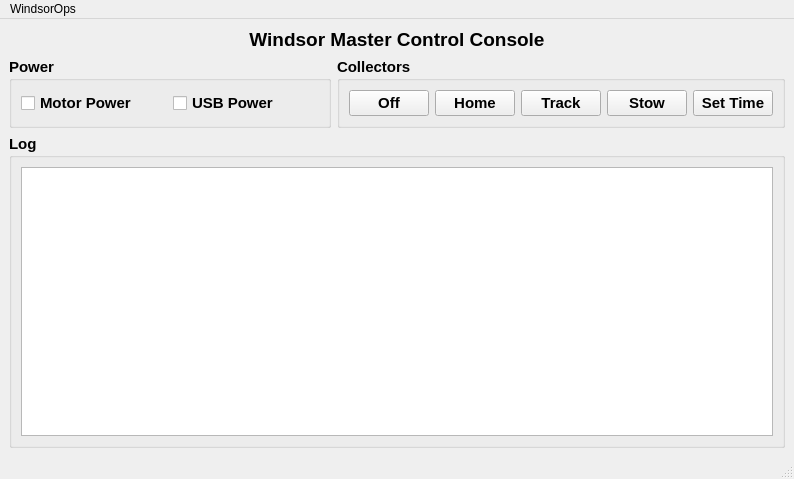
Old version of the form Gen2OpsConsole.ui in the repository behines/Gen3OpsConsole.
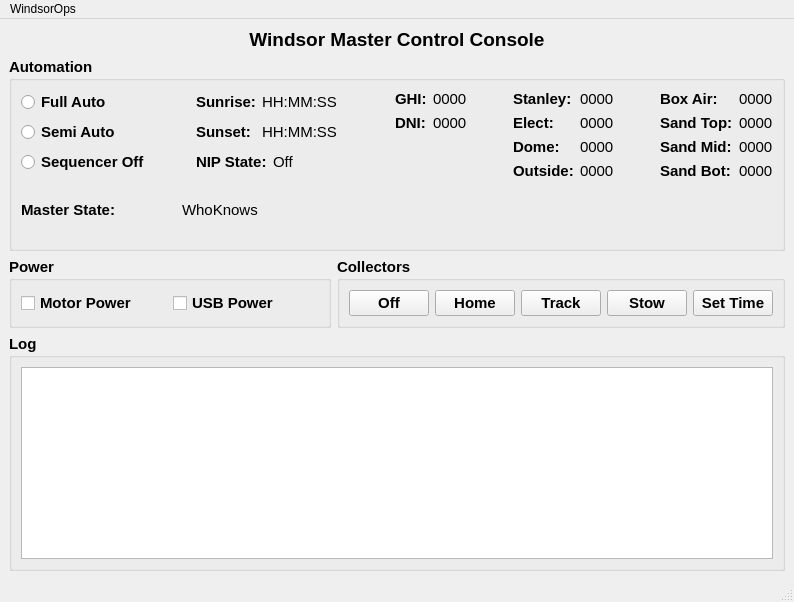
New version of the form.

```diff
--- a/Gen2OpsConsole.ui
+++ b/Gen2OpsConsole.ui
@@ -7,7 +7,7 @@
     <x>0</x>
     <y>0</y>
     <width>794</width>
-    <height>479</height>
+    <height>602</height>
    </rect>
   </property>
   <property name="sizePolicy">
@@ -43,7 +43,37 @@
       </property>
      </widget>
     </item>
-    <item row="1" column="0">
+    <item row="3" column="0">
+     <widget class="QGroupBox" name="groupBox_3">
+      <property name="font">
+       <font>
+        <pointsize>11</pointsize>
+        <bold>true</bold>
+        <hintingpreference>PreferFullHinting</hintingpreference>
+       </font>
+      </property>
+      <property name="title">
+       <string>Log</string>
+      </property>
+      <layout class="QVBoxLayout" name="verticalLayout_10">
+       <item>
+        <widget class="QTextEdit" name="MasterLogTextEdit">
+         <property name="font">
+          <font>
+           <pointsize>10</pointsize>
+           <bold>false</bold>
+           <hintingpreference>PreferFullHinting</hintingpreference>
+          </font>
+         </property>
+         <property name="readOnly">
+          <bool>true</bool>
+         </property>
+        </widget>
+       </item>
+      </layout>
+     </widget>
+    </item>
+    <item row="2" column="0">
      <layout class="QHBoxLayout" name="horizontalLayout_3">
       <item>
        <widget class="QGroupBox" name="groupBox">
@@ -156,8 +186,8 @@
       </item>
      </layout>
     </item>
-    <item row="2" column="0">
-     <widget class="QGroupBox" name="groupBox_3">
+    <item row="1" column="0">
+     <widget class="QGroupBox" name="groupBox_4">
       <property name="font">
        <font>
         <pointsize>11</pointsize>
@@ -166,22 +196,495 @@
        </font>
       </property>
       <property name="title">
-       <string>Log</string>
+       <string>Automation</string>
       </property>
-      <layout class="QVBoxLayout" name="verticalLayout">
+      <layout class="QVBoxLayout" name="verticalLayout_11">
        <item>
-        <widget class="QTextEdit" name="MasterLogTextEdit">
-         <property name="font">
-          <font>
-           <pointsize>10</pointsize>
-           <bold>false</bold>
-           <hintingpreference>PreferFullHinting</hintingpreference>
-          </font>
-         </property>
-         <property name="readOnly">
-          <bool>true</bool>
-         </property>
-        </widget>
+        <layout class="QHBoxLayout" name="horizontalLayout_15">
+         <item>
+          <layout class="QVBoxLayout" name="verticalLayout_3">
+           <item>
+            <layout class="QHBoxLayout" name="horizontalLayout_11">
+             <item>
+              <layout class="QVBoxLayout" name="verticalLayout">
+               <item>
+                <widget class="QRadioButton" name="FullAutoRadioButton">
+                 <property name="text">
+                  <string>Full Auto</string>
+                 </property>
+                </widget>
+               </item>
+               <item>
+                <widget class="QRadioButton" name="SemiAutoRadioButton">
+                 <property name="text">
+                  <string>Semi Auto</string>
+                 </property>
+                </widget>
+               </item>
+               <item>
+                <widget class="QRadioButton" name="SequencerOffRadioButton">
+                 <property name="text">
+                  <string>Sequencer Off</string>
+                 </property>
+                </widget>
+               </item>
+              </layout>
+             </item>
+             <item>
+              <spacer name="horizontalSpacer">
+               <property name="orientation">
+                <enum>Qt::Orientation::Horizontal</enum>
+               </property>
+               <property name="sizeHint" stdset="0">
+                <size>
+                 <width>40</width>
+                 <height>20</height>
+                </size>
+               </property>
+              </spacer>
+             </item>
+             <item>
+              <layout class="QVBoxLayout" name="verticalLayout_Sun">
+               <item>
+                <layout class="QHBoxLayout" name="horizontalLayout_6">
+                 <item>
+                  <widget class="QLabel" name="label_3">
+                   <property name="text">
+                    <string>Sunrise:</string>
+                   </property>
+                  </widget>
+                 </item>
+                 <item>
+                  <widget class="QLabel" name="SunriseLabel">
+                   <property name="font">
+                    <font>
+                     <pointsize>11</pointsize>
+                     <bold>false</bold>
+                     <kerning>true</kerning>
+                     <hintingpreference>PreferFullHinting</hintingpreference>
+                    </font>
+                   </property>
+                   <property name="text">
+                    <string>HH:MM:SS</string>
+                   </property>
+                  </widget>
+                 </item>
+                </layout>
+               </item>
+               <item>
+                <layout class="QHBoxLayout" name="horizontalLayout_5">
+                 <item>
+                  <widget class="QLabel" name="label_4">
+                   <property name="text">
+                    <string>Sunset:</string>
+                   </property>
+                  </widget>
+                 </item>
+                 <item>
+                  <widget class="QLabel" name="SunsetLabel">
+                   <property name="font">
+                    <font>
+                     <pointsize>11</pointsize>
+                     <bold>false</bold>
+                     <kerning>true</kerning>
+                     <hintingpreference>PreferFullHinting</hintingpreference>
+                    </font>
+                   </property>
+                   <property name="text">
+                    <string>HH:MM:SS</string>
+                   </property>
+                  </widget>
+                 </item>
+                </layout>
+               </item>
+               <item>
+                <layout class="QHBoxLayout" name="horizontalLayout_7">
+                 <item>
+                  <widget class="QLabel" name="label_2">
+                   <property name="text">
+                    <string>NIP State:</string>
+                   </property>
+                  </widget>
+                 </item>
+                 <item>
+                  <widget class="QLabel" name="NipStateLabel">
+                   <property name="font">
+                    <font>
+                     <pointsize>11</pointsize>
+                     <bold>false</bold>
+                     <kerning>true</kerning>
+                     <hintingpreference>PreferFullHinting</hintingpreference>
+                    </font>
+                   </property>
+                   <property name="text">
+                    <string>Off</string>
+                   </property>
+                  </widget>
+                 </item>
+                </layout>
+               </item>
+              </layout>
+             </item>
+            </layout>
+           </item>
+           <item>
+            <layout class="QHBoxLayout" name="horizontalLayout_8">
+             <item>
+              <widget class="QLabel" name="label_7">
+               <property name="text">
+                <string>Master State:</string>
+               </property>
+              </widget>
+             </item>
+             <item>
+              <widget class="QLabel" name="MasterStateLabel">
+               <property name="font">
+                <font>
+                 <pointsize>11</pointsize>
+                 <bold>false</bold>
+                 <kerning>true</kerning>
+                 <hintingpreference>PreferFullHinting</hintingpreference>
+                </font>
+               </property>
+               <property name="text">
+                <string>WhoKnows</string>
+               </property>
+              </widget>
+             </item>
+            </layout>
+           </item>
+          </layout>
+         </item>
+         <item>
+          <spacer name="horizontalSpacer_2">
+           <property name="orientation">
+            <enum>Qt::Orientation::Horizontal</enum>
+           </property>
+           <property name="sizeHint" stdset="0">
+            <size>
+             <width>40</width>
+             <height>20</height>
+            </size>
+           </property>
+          </spacer>
+         </item>
+         <item>
+          <layout class="QVBoxLayout" name="verticalLayout_9">
+           <item>
+            <layout class="QHBoxLayout" name="horizontalLayout_14">
+             <item>
+              <layout class="QVBoxLayout" name="verticalLayout_8">
+               <item>
+                <layout class="QHBoxLayout" name="horizontalLayout_9">
+                 <item>
+                  <widget class="QLabel" name="label_5">
+                   <property name="text">
+                    <string>GHI:</string>
+                   </property>
+                  </widget>
+                 </item>
+                 <item>
+                  <widget class="QLabel" name="GhiLabel">
+                   <property name="font">
+                    <font>
+                     <pointsize>11</pointsize>
+                     <bold>false</bold>
+                     <kerning>true</kerning>
+                     <hintingpreference>PreferFullHinting</hintingpreference>
+                    </font>
+                   </property>
+                   <property name="text">
+                    <string>0000</string>
+                   </property>
+                  </widget>
+                 </item>
+                </layout>
+               </item>
+               <item>
+                <layout class="QHBoxLayout" name="horizontalLayout_10">
+                 <item>
+                  <widget class="QLabel" name="label_6">
+                   <property name="text">
+                    <string>DNI:</string>
+                   </property>
+                  </widget>
+                 </item>
+                 <item>
+                  <widget class="QLabel" name="DniLabel">
+                   <property name="font">
+                    <font>
+                     <pointsize>11</pointsize>
+                     <bold>false</bold>
+                     <kerning>true</kerning>
+                     <hintingpreference>PreferFullHinting</hintingpreference>
+                    </font>
+                   </property>
+                   <property name="text">
+                    <string>0000</string>
+                   </property>
+                  </widget>
+                 </item>
+                </layout>
+               </item>
+               <item>
+                <spacer name="verticalSpacer">
+                 <property name="orientation">
+                  <enum>Qt::Orientation::Vertical</enum>
+                 </property>
+                 <property name="sizeHint" stdset="0">
+                  <size>
+                   <width>20</width>
+                   <height>18</height>
+                  </size>
+                 </property>
+                </spacer>
+               </item>
+              </layout>
+             </item>
+             <item>
+              <spacer name="horizontalSpacer_3">
+               <property name="orientation">
+                <enum>Qt::Orientation::Horizontal</enum>
+               </property>
+               <property name="sizeHint" stdset="0">
+                <size>
+                 <width>40</width>
+                 <height>20</height>
+                </size>
+               </property>
+              </spacer>
+             </item>
+             <item>
+              <layout class="QHBoxLayout" name="horizontalLayout_12">
+               <item>
+                <layout class="QVBoxLayout" name="verticalLayout_5">
+                 <item>
+                  <widget class="QLabel" name="label_8">
+                   <property name="text">
+                    <string>Stanley:</string>
+                   </property>
+                  </widget>
+                 </item>
+                 <item>
+                  <widget class="QLabel" name="label_9">
+                   <property name="text">
+                    <string>Elect:</string>
+                   </property>
+                  </widget>
+                 </item>
+                 <item>
+                  <widget class="QLabel" name="label_10">
+                   <property name="text">
+                    <string>Dome:</string>
+                   </property>
+                  </widget>
+                 </item>
+                 <item>
+                  <widget class="QLabel" name="label_11">
+                   <property name="text">
+                    <string>Outside:</string>
+                   </property>
+                  </widget>
+                 </item>
+                </layout>
+               </item>
+               <item>
+                <layout class="QVBoxLayout" name="verticalLayout_4">
+                 <item>
+                  <widget class="QLabel" name="StanleyTempLabel">
+                   <property name="font">
+                    <font>
+                     <pointsize>11</pointsize>
+                     <bold>false</bold>
+                     <kerning>true</kerning>
+                     <hintingpreference>PreferFullHinting</hintingpreference>
+                    </font>
+                   </property>
+                   <property name="text">
+                    <string>0000</string>
+                   </property>
+                  </widget>
+                 </item>
+                 <item>
+                  <widget class="QLabel" name="ElecTempLabel">
+                   <property name="font">
+                    <font>
+                     <pointsize>11</pointsize>
+                     <bold>false</bold>
+                     <kerning>true</kerning>
+                     <hintingpreference>PreferFullHinting</hintingpreference>
+                    </font>
+                   </property>
+                   <property name="text">
+                    <string>0000</string>
+                   </property>
+                  </widget>
+                 </item>
+                 <item>
+                  <widget class="QLabel" name="DomeTempLabel">
+                   <property name="font">
+                    <font>
+                     <pointsize>11</pointsize>
+                     <bold>false</bold>
+                     <kerning>true</kerning>
+                     <hintingpreference>PreferFullHinting</hintingpreference>
+                    </font>
+                   </property>
+                   <property name="text">
+                    <string>0000</string>
+                   </property>
+                  </widget>
+                 </item>
+                 <item>
+                  <widget class="QLabel" name="OutsideTempLabel">
+                   <property name="font">
+                    <font>
+                     <pointsize>11</pointsize>
+                     <bold>false</bold>
+                     <kerning>true</kerning>
+                     <hintingpreference>PreferFullHinting</hintingpreference>
+                    </font>
+                   </property>
+                   <property name="text">
+                    <string>0000</string>
+                   </property>
+                  </widget>
+                 </item>
+                </layout>
+               </item>
+              </layout>
+             </item>
+             <item>
+              <spacer name="horizontalSpacer_4">
+               <property name="orientation">
+                <enum>Qt::Orientation::Horizontal</enum>
+               </property>
+               <property name="sizeHint" stdset="0">
+                <size>
+                 <width>40</width>
+                 <height>20</height>
+                </size>
+               </property>
+              </spacer>
+             </item>
+             <item>
+              <layout class="QHBoxLayout" name="horizontalLayout_13">
+               <item>
+                <layout class="QVBoxLayout" name="verticalLayout_7">
+                 <item>
+                  <widget class="QLabel" name="label_12">
+                   <property name="text">
+                    <string>Box Air:</string>
+                   </property>
+                  </widget>
+                 </item>
+                 <item>
+                  <widget class="QLabel" name="label_13">
+                   <property name="text">
+                    <string>Sand Top:</string>
+                   </property>
+                  </widget>
+                 </item>
+                 <item>
+                  <widget class="QLabel" name="label_14">
+                   <property name="text">
+                    <string>Sand Mid:</string>
+                   </property>
+                  </widget>
+                 </item>
+                 <item>
+                  <widget class="QLabel" name="label_15">
+                   <property name="text">
+                    <string>Sand Bot:</string>
+                   </property>
+                  </widget>
+                 </item>
+                </layout>
+               </item>
+               <item>
+                <layout class="QVBoxLayout" name="verticalLayout_6">
+                 <item>
+                  <widget class="QLabel" name="BoxTempLabel">
+                   <property name="font">
+                    <font>
+                     <pointsize>11</pointsize>
+                     <bold>false</bold>
+                     <kerning>true</kerning>
+                     <hintingpreference>PreferFullHinting</hintingpreference>
+                    </font>
+                   </property>
+                   <property name="text">
+                    <string>0000</string>
+                   </property>
+                  </widget>
+                 </item>
+                 <item>
+                  <widget class="QLabel" name="SandTopTempLabel">
+                   <property name="font">
+                    <font>
+                     <pointsize>11</pointsize>
+                     <bold>false</bold>
+                     <kerning>true</kerning>
+                     <hintingpreference>PreferFullHinting</hintingpreference>
+                    </font>
+                   </property>
+                   <property name="text">
+                    <string>0000</string>
+                   </property>
+                  </widget>
+                 </item>
+                 <item>
+                  <widget class="QLabel" name="SandMidTempLabel">
+                   <property name="font">
+                    <font>
+                     <pointsize>11</pointsize>
+                     <bold>false</bold>
+                     <kerning>true</kerning>
+                     <hintingpreference>PreferFullHinting</hintingpreference>
+                    </font>
+                   </property>
+                   <property name="text">
+                    <string>0000</string>
+                   </property>
+                  </widget>
+                 </item>
+                 <item>
+                  <widget class="QLabel" name="SanBotTempLabel">
+                   <property name="font">
+                    <font>
+                     <pointsize>11</pointsize>
+                     <bold>false</bold>
+                     <kerning>true</kerning>
+                     <hintingpreference>PreferFullHinting</hintingpreference>
+                    </font>
+                   </property>
+                   <property name="text">
+                    <string>0000</string>
+                   </property>
+                  </widget>
+                 </item>
+                </layout>
+               </item>
+              </layout>
+             </item>
+            </layout>
+           </item>
+           <item>
+            <spacer name="verticalSpacer_2">
+             <property name="orientation">
+              <enum>Qt::Orientation::Vertical</enum>
+             </property>
+             <property name="sizeHint" stdset="0">
+              <size>
+               <width>20</width>
+               <height>18</height>
+              </size>
+             </property>
+            </spacer>
+           </item>
+          </layout>
+         </item>
+        </layout>
        </item>
       </layout>
      </widget>
```
